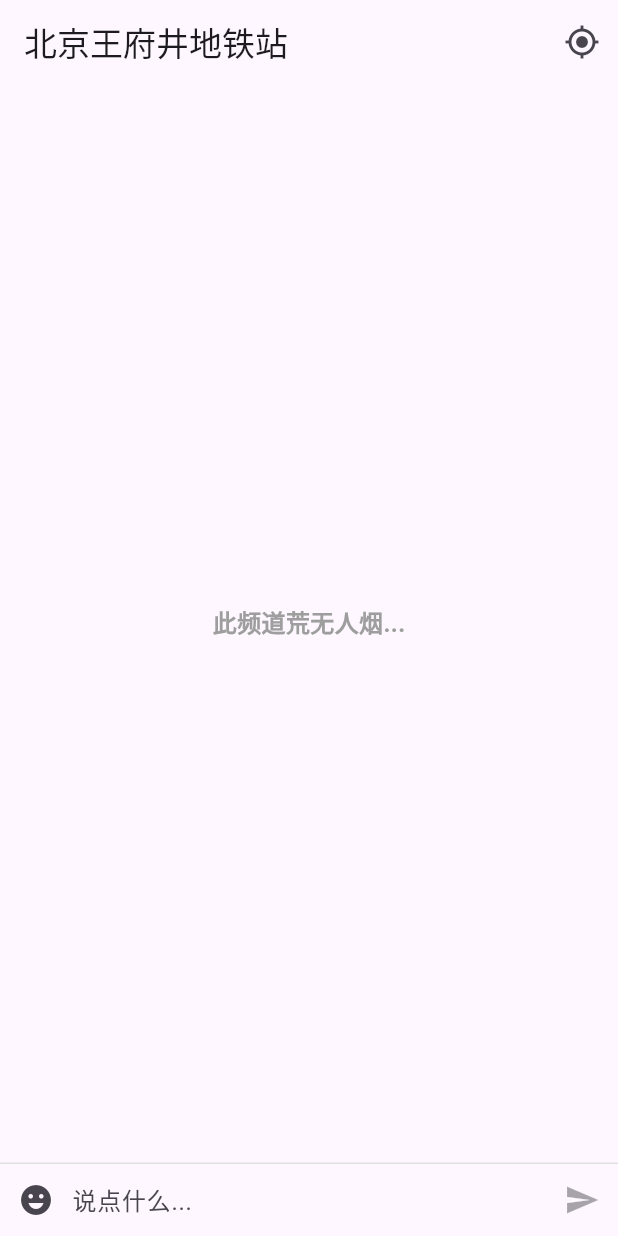
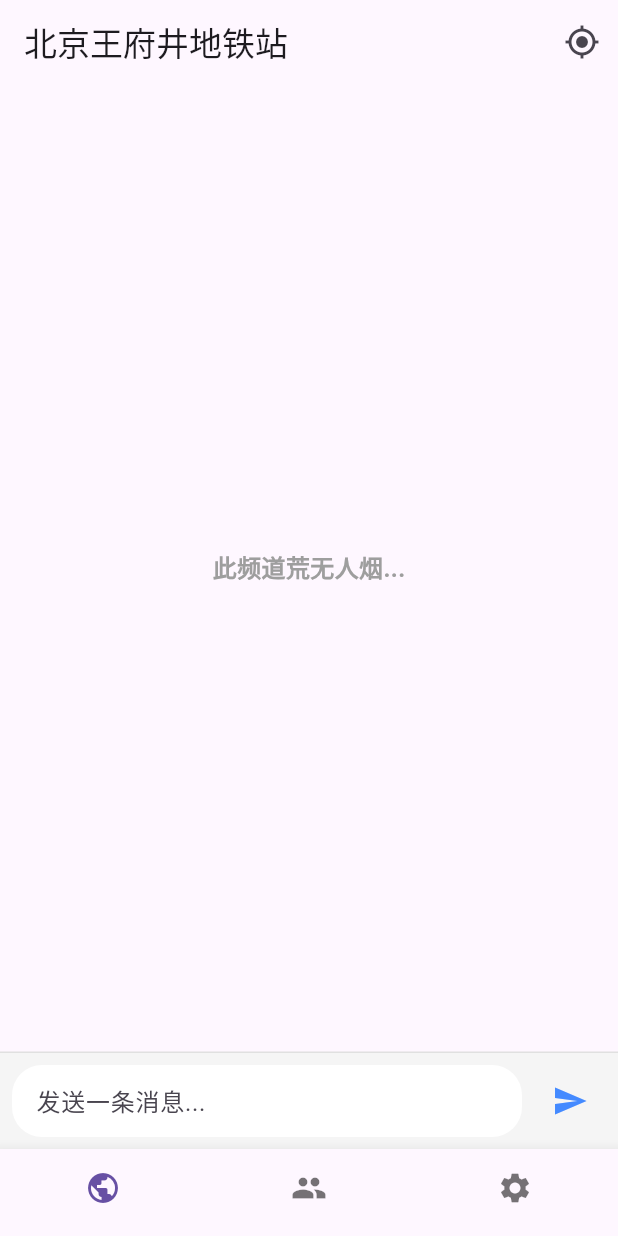
Before and after one commit to xwLyc/GeoWhisper, a Flutter app: the screen it shows after launch, on a phone screen of 412 x 824 dp. Run offline on Flutter 3.47's test engine with Material 3 defaults, Android fonts, the phone set to English and light mode, and no system bars; our stand-ins replace dash_chat_2, emoji_picker_flutter, geolocator.

Commit message:
add tabbar

```diff
--- a/lib/main.dart
+++ b/lib/main.dart
@@ -1,7 +1,7 @@
+// lib/main.dart
 import 'package:flutter/material.dart';
-import 'pages/message_list_page.dart';
-import 'routes.dart'; // 引入路由配置
-import './services/message_service.dart';
+import 'routes.dart'; // 路由配置
+import 'pages/home_page.dart'; // 引入新首页
 
 void main() {
   runApp(const MyApp());
@@ -16,13 +16,9 @@ class MyApp extends StatelessWidget {
       title: '匿名树洞',
       theme: ThemeData.light(),
       darkTheme: ThemeData.dark(),
-      home: MessageListPage(
-        messageService: MockMessageService(), // ✅ 使用模拟数据
-        // TODO: 上线替换
-        //  messageService: ApiMessageService(), // ✅ 一键替换为真实接口
-      ),
+      home: const HomePage(), // ✅ 使用 BottomNavigation 封装后的主页
       routes: appRoutes,
-      onGenerateRoute: generateRoute, // ✅ 必须启用动态路由
+      onGenerateRoute: generateRoute,
     );
   }
 }
--- /dev/null
+++ b/lib/pages/home_page.dart
@@ -0,0 +1,53 @@
+// lib/pages/home_page.dart
+import 'package:flutter/material.dart';
+import 'message_square_page.dart';
+import 'joined_groups_page.dart';
+import 'settings_page.dart';
+import '../services/message_service.dart';
+
+class HomePage extends StatefulWidget {
+  const HomePage({super.key});
+
+  @override
+  State<HomePage> createState() => _HomePageState();
+}
+
+class _HomePageState extends State<HomePage> {
+  int _currentIndex = 0;
+
+  final MockMessageService messageService =
+      MockMessageService(); // ✅ 可替换为 ApiMessageService
+
+  @override
+  Widget build(BuildContext context) {
+    final List<Widget> _pages = [
+      MessageSquarePage(messageService: messageService),
+      const JoinedGroupsPage(),
+      const SettingsPage(),
+    ];
+
+    return Scaffold(
+      body: _pages[_currentIndex],
+      bottomNavigationBar: BottomNavigationBar(
+        currentIndex: _currentIndex,
+        onTap: (index) => setState(() => _currentIndex = index),
+        showSelectedLabels: false, // ✅ 隐藏选中项文字
+        showUnselectedLabels: false, // ✅ 隐藏未选中项文字
+        items: const [
+          BottomNavigationBarItem(
+            icon: Icon(Icons.public),
+            label: '广场',
+          ),
+          BottomNavigationBarItem(
+            icon: Icon(Icons.group),
+            label: '群组',
+          ),
+          BottomNavigationBarItem(
+            icon: Icon(Icons.settings),
+            label: '设置',
+          ),
+        ],
+      ),
+    );
+  }
+}
--- /dev/null
+++ b/lib/pages/joined_groups_page.dart
@@ -0,0 +1,11 @@
+// lib/pages/my_channels_page.dart
+import 'package:flutter/material.dart';
+
+class JoinedGroupsPage extends StatelessWidget {
+  const JoinedGroupsPage({super.key});
+
+  @override
+  Widget build(BuildContext context) {
+    return const Center(child: Text('我加入的频道'));
+  }
+}
--- a/lib/pages/message_list_page.dart
+++ b/lib/pages/message_square_page.dart
@@ -6,19 +6,20 @@ import '../services/message_service.dart';
 import '../widgets/message_list_view.dart';
 import '../widgets/chat_input_bar.dart';
 import '../models/message.dart';
+import '../widgets/chat_input_bar_dash_style.dart'; // 替换旧的 chat_input_bar
 
-class MessageListPage extends StatefulWidget {
+class MessageSquarePage extends StatefulWidget {
   final MessageService messageService; // ✅ 注入依赖
-  const MessageListPage({
+  const MessageSquarePage({
     Key? key,
     required this.messageService, // 可注入 MockMessageService 或 ApiMessageService
   }) : super(key: key);
 
   @override
-  State<MessageListPage> createState() => _MessageListPageState();
+  State<MessageSquarePage> createState() => _MessageSquarePageState();
 }
 
-class _MessageListPageState extends State<MessageListPage> {
+class _MessageSquarePageState extends State<MessageSquarePage> {
   String currentChannel = '定位中...';
   late Future<void> _initFuture;
   final LocationService _locationService = LocationService();
@@ -140,7 +141,7 @@ class _MessageListPageState extends State<MessageListPage> {
                 SafeArea(
                   top: false, // 只处理底部
                   bottom: true,
-                  child: ChatInputBar(onSendMessage: _addMessage),
+                  child: DashStyleInputBar(onSend: _addMessage),
                 ),
               ],
             );
--- /dev/null
+++ b/lib/widgets/chat_input_bar_dash_style.dart
@@ -0,0 +1,62 @@
+import 'package:flutter/material.dart';
+
+class DashStyleInputBar extends StatefulWidget {
+  final void Function(String) onSend;
+
+  const DashStyleInputBar({Key? key, required this.onSend}) : super(key: key);
+
+  @override
+  State<DashStyleInputBar> createState() => _DashStyleInputBarState();
+}
+
+class _DashStyleInputBarState extends State<DashStyleInputBar> {
+  final TextEditingController _controller = TextEditingController();
+
+  void _handleSend() {
+    final text = _controller.text.trim();
+    if (text.isNotEmpty) {
+      widget.onSend(text);
+      _controller.clear();
+    }
+  }
+
+  @override
+  Widget build(BuildContext context) {
+    return Container(
+      padding: const EdgeInsets.all(8),
+      decoration: BoxDecoration(
+        color: Colors.grey.shade100,
+        border: Border(
+          top: BorderSide(color: Colors.grey.shade300),
+        ),
+      ),
+      child: Row(
+        children: [
+          Expanded(
+            child: TextField(
+              controller: _controller,
+              minLines: 1,
+              maxLines: 5,
+              decoration: InputDecoration(
+                hintText: "发送一条消息...",
+                filled: true,
+                fillColor: Colors.white,
+                contentPadding:
+                    const EdgeInsets.symmetric(horizontal: 12, vertical: 10),
+                border: OutlineInputBorder(
+                  borderRadius: BorderRadius.circular(20),
+                  borderSide: BorderSide.none,
+                ),
+              ),
+            ),
+          ),
+          const SizedBox(width: 8),
+          IconButton(
+            icon: const Icon(Icons.send, color: Colors.blueAccent),
+            onPressed: _handleSend,
+          ),
+        ],
+      ),
+    );
+  }
+}
```
